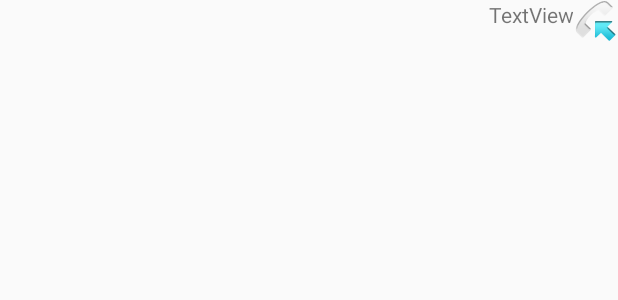
After one commit to benkeun/CP470, an Android app: the layout chat_row_incoming.xml on its own in the app's theme, with its tools: preview values and no code run, on a phone screen of 412 x 824 dp. The commit adds this screen. Shown: the top 300 px of the screen. Run offline under Robolectric (Android 15) with nearby library versions, the phone set to English and light mode, and no system bars.

Commit message:
Finished Part 3

```diff
--- a/app/src/main/java/com/example/androidassignments/MainActivity.java
+++ b/app/src/main/java/com/example/androidassignments/MainActivity.java
@@ -75,4 +75,10 @@ public class MainActivity extends AppCompatActivity {
             }
         }
     }
+
+    public void startChatFunc(View view) {
+        Log.i(ACTIVITY_NAME, "User clicked Start Chat");
+        Intent intent = new Intent(MainActivity.this,ChatWindow.class);
+        startActivity(intent);
+    }
 }
--- /dev/null
+++ b/app/src/main/res/layout/chat_row_incoming.xml
@@ -0,0 +1,21 @@
+<?xml version="1.0" encoding="utf-8"?>
+<LinearLayout xmlns:android="http://schemas.android.com/apk/res/android"
+    xmlns:app="http://schemas.android.com/apk/res-auto"
+    android:layout_width="match_parent"
+    android:layout_height="match_parent"
+    android:orientation="horizontal">
+
+    <TextView
+        android:id="@+id/message_text"
+        android:layout_width="wrap_content"
+        android:layout_height="wrap_content"
+        android:layout_weight="1"
+        android:text="TextView"
+        android:gravity="right"/>
+
+    <ImageView
+        android:id="@+id/imageView2"
+        android:layout_width="wrap_content"
+        android:layout_height="wrap_content"
+        app:srcCompat="@android:drawable/sym_call_incoming" />
+</LinearLayout>
--- a/build.gradle
+++ b/build.gradle
@@ -5,7 +5,7 @@ buildscript {
         jcenter()
     }
     dependencies {
-        classpath "com.android.tools.build:gradle:4.0.1"
+        classpath 'com.android.tools.build:gradle:4.1.0'
 
         // NOTE: Do not place your application dependencies here; they belong
         // in the individual module build.gradle files
```
Also changed, not shown: app/src/main/AndroidManifest.xml (+8 -8 lines), app/src/main/java/com/example/androidassignments/ChatWindow.java (added, +67 -0 lines), app/src/main/res/layout/activity_chat_window.xml (added, +40 -0 lines), app/src/main/res/layout/activity_main.xml (+15 -0 lines), app/src/main/res/layout/chat_row_outgoing.xml (added, +19 -0 lines), app/src/main/res/values/strings.xml (+9 -7 lines), app/src/main/res/drawable/mail.jpg (added), gradle/wrapper/gradle-wrapper.properties, 1 other file.
